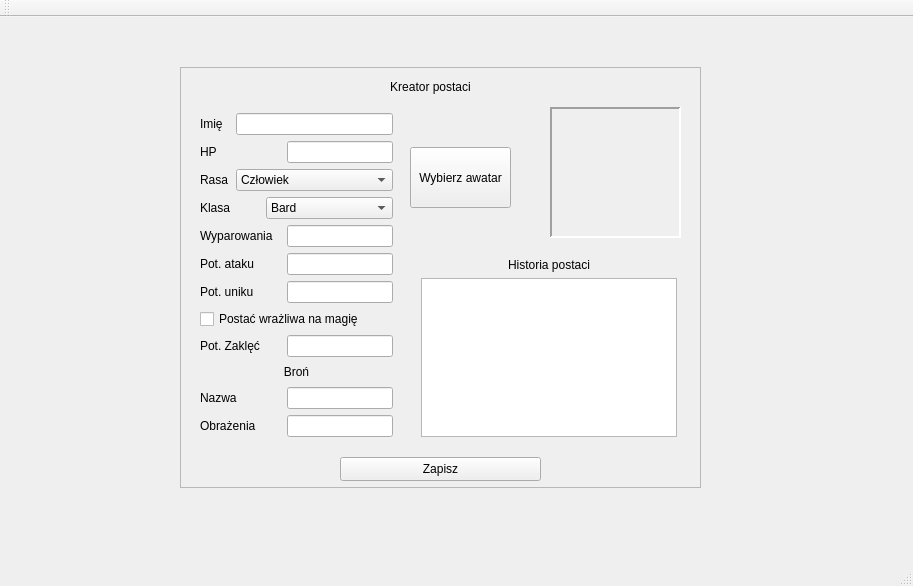
neliodass/TheWitcherRPG_GM_Tool, file GM_Util_Tool/GM_Util_Tool/app.ui: the form before one commit.
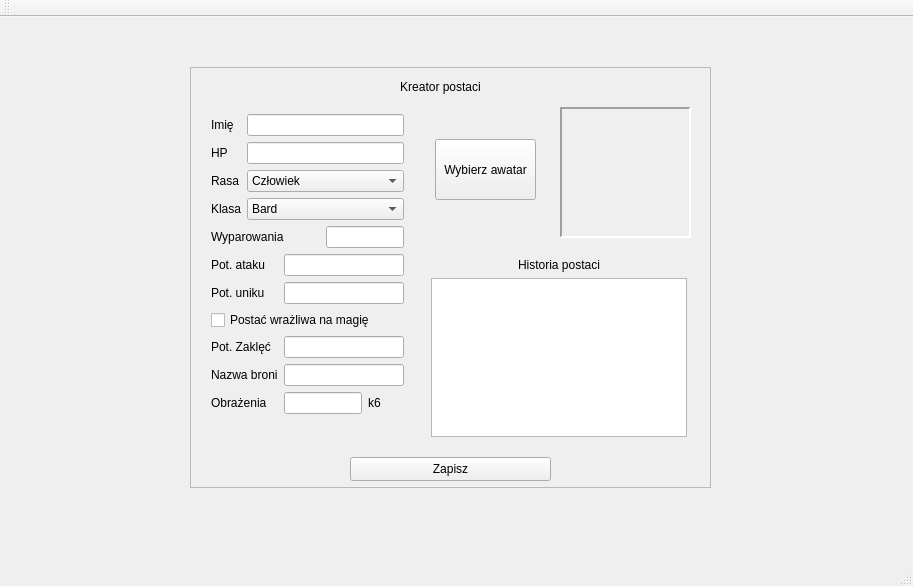
The form after the commit.

Commit message: Fixed weapon UI bug and made the layout cleaner

What changed in the file:
```diff
--- a/GM_Util_Tool/GM_Util_Tool/app.ui
+++ b/GM_Util_Tool/GM_Util_Tool/app.ui
@@ -20,7 +20,7 @@
    <widget class="QFrame" name="frameCharacterCreator">
     <property name="geometry">
      <rect>
-      <x>180</x>
+      <x>190</x>
       <y>50</y>
       <width>521</width>
       <height>421</height>
@@ -99,8 +99,8 @@
     <widget class="QPushButton" name="buttonAvatarChoice">
      <property name="geometry">
       <rect>
-       <x>230</x>
-       <y>80</y>
+       <x>245</x>
+       <y>72</y>
        <width>101</width>
        <height>61</height>
       </rect>
@@ -131,13 +131,13 @@
       </item>
      </layout>
     </widget>
-    <widget class="QWidget" name="layoutWidget">
+    <widget class="QWidget" name="">
      <property name="geometry">
       <rect>
-       <x>9</x>
-       <y>35</y>
+       <x>10</x>
+       <y>36</y>
        <width>215</width>
-       <height>346</height>
+       <height>324</height>
       </rect>
      </property>
      <layout class="QGridLayout" name="gridLayout">
@@ -148,7 +148,7 @@
         </property>
        </widget>
       </item>
-      <item row="0" column="1" colspan="3">
+      <item row="0" column="1" colspan="4">
        <widget class="QLineEdit" name="inputName">
         <property name="minimumSize">
          <size>
@@ -168,9 +168,6 @@
         </property>
        </widget>
       </item>
-      <item row="1" column="3">
-       <widget class="QLineEdit" name="inputHP"/>
-      </item>
       <item row="2" column="0">
        <widget class="QLabel" name="labelRace">
         <property name="text">
@@ -178,7 +175,69 @@
         </property>
        </widget>
       </item>
-      <item row="2" column="1" colspan="3">
+      <item row="3" column="0">
+       <widget class="QLabel" name="labelProfession">
+        <property name="text">
+         <string>Klasa</string>
+        </property>
+       </widget>
+      </item>
+      <item row="4" column="0" colspan="3">
+       <widget class="QLabel" name="labelArmor">
+        <property name="text">
+         <string>Wyparowania</string>
+        </property>
+       </widget>
+      </item>
+      <item row="4" column="3" colspan="2">
+       <widget class="QLineEdit" name="inputArmor"/>
+      </item>
+      <item row="5" column="0" colspan="2">
+       <widget class="QLabel" name="labelAttack">
+        <property name="text">
+         <string>Pot. ataku</string>
+        </property>
+       </widget>
+      </item>
+      <item row="6" column="0" colspan="2">
+       <widget class="QLabel" name="labelEvasion">
+        <property name="text">
+         <string>Pot. uniku</string>
+        </property>
+       </widget>
+      </item>
+      <item row="8" column="0" colspan="2">
+       <widget class="QLabel" name="labelSorcery">
+        <property name="text">
+         <string>Pot. Zaklęć</string>
+        </property>
+       </widget>
+      </item>
+      <item row="9" column="0" colspan="2">
+       <widget class="QLabel" name="labelWeaponName">
+        <property name="text">
+         <string>Nazwa broni</string>
+        </property>
+       </widget>
+      </item>
+      <item row="10" column="0" colspan="2">
+       <widget class="QLabel" name="labelWeaponDamage">
+        <property name="text">
+         <string>Obrażenia</string>
+        </property>
+       </widget>
+      </item>
+      <item row="10" column="4">
+       <widget class="QLabel" name="labelK6">
+        <property name="text">
+         <string>k6</string>
+        </property>
+       </widget>
+      </item>
+      <item row="1" column="1" colspan="4">
+       <widget class="QLineEdit" name="inputHP"/>
+      </item>
+      <item row="2" column="1" colspan="4">
        <widget class="QComboBox" name="inputRace">
         <item>
          <property name="text">
@@ -222,14 +281,7 @@
         </item>
        </widget>
       </item>
-      <item row="3" column="0">
-       <widget class="QLabel" name="labelProfession">
-        <property name="text">
-         <string>Klasa</string>
-        </property>
-       </widget>
-      </item>
-      <item row="3" column="2" colspan="2">
+      <item row="3" column="1" colspan="4">
        <widget class="QComboBox" name="inputProfession">
         <item>
          <property name="text">
@@ -288,93 +340,30 @@
         </item>
        </widget>
       </item>
-      <item row="4" column="0" colspan="3">
-       <widget class="QLabel" name="labelArmor">
-        <property name="text">
-         <string>Wyparowania</string>
-        </property>
-       </widget>
-      </item>
-      <item row="4" column="3">
-       <widget class="QLineEdit" name="inputArmor"/>
-      </item>
-      <item row="5" column="0" colspan="2">
-       <widget class="QLabel" name="labelAttack">
-        <property name="text">
-         <string>Pot. ataku</string>
-        </property>
-       </widget>
-      </item>
-      <item row="5" column="3">
+      <item row="5" column="2" colspan="3">
        <widget class="QLineEdit" name="inputAttack"/>
       </item>
-      <item row="6" column="0" colspan="2">
-       <widget class="QLabel" name="labelEvasion">
-        <property name="text">
-         <string>Pot. uniku</string>
-        </property>
-       </widget>
-      </item>
-      <item row="6" column="3">
+      <item row="6" column="2" colspan="3">
        <widget class="QLineEdit" name="inputEvasion"/>
       </item>
-      <item row="7" column="0" colspan="4">
+      <item row="7" column="0" colspan="5">
        <widget class="QCheckBox" name="checkBoxIsMagical">
         <property name="text">
          <string>Postać wrażliwa na magię</string>
         </property>
        </widget>
       </item>
-      <item row="8" column="0" colspan="2">
-       <widget class="QLabel" name="labelSorcery">
-        <property name="text">
-         <string>Pot. Zaklęć</string>
-        </property>
-       </widget>
-      </item>
-      <item row="8" column="3">
+      <item row="8" column="2" colspan="3">
        <widget class="QLineEdit" name="inputSorcery">
         <property name="enabled">
          <bool>true</bool>
         </property>
        </widget>
       </item>
-      <item row="9" column="0" colspan="4">
-       <widget class="QLabel" name="labelWeapon">
-        <property name="minimumSize">
-         <size>
-          <width>181</width>
-          <height>0</height>
-         </size>
-        </property>
-        <property name="font">
-         <font>
-          <hintingpreference>PreferVerticalHinting</hintingpreference>
-         </font>
-        </property>
-        <property name="text">
-         <string>&lt;html&gt;&lt;head/&gt;&lt;body&gt;&lt;p align=&quot;center&quot;&gt;Broń&lt;/p&gt;&lt;/body&gt;&lt;/html&gt;</string>
-        </property>
-       </widget>
-      </item>
-      <item row="10" column="0" colspan="2">
-       <widget class="QLabel" name="labelWeaponName">
-        <property name="text">
-         <string>Nazwa</string>
-        </property>
-       </widget>
-      </item>
-      <item row="10" column="3">
+      <item row="9" column="2" colspan="3">
        <widget class="QLineEdit" name="inputWeaponName"/>
       </item>
-      <item row="11" column="0" colspan="2">
-       <widget class="QLabel" name="labelWeaponDamage">
-        <property name="text">
-         <string>Obrażenia</string>
-        </property>
-       </widget>
-      </item>
-      <item row="11" column="3">
+      <item row="10" column="2" colspan="2">
        <widget class="QLineEdit" name="inputWeaponDamage"/>
       </item>
      </layout>
```
Left out of the diff: 22 changed lines with no effect on the pictures.
